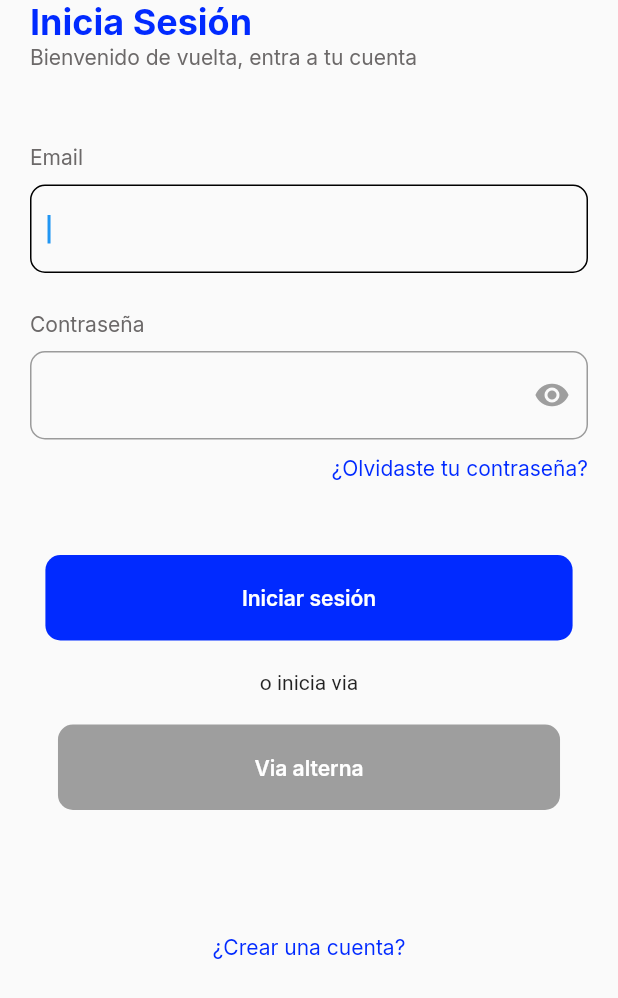
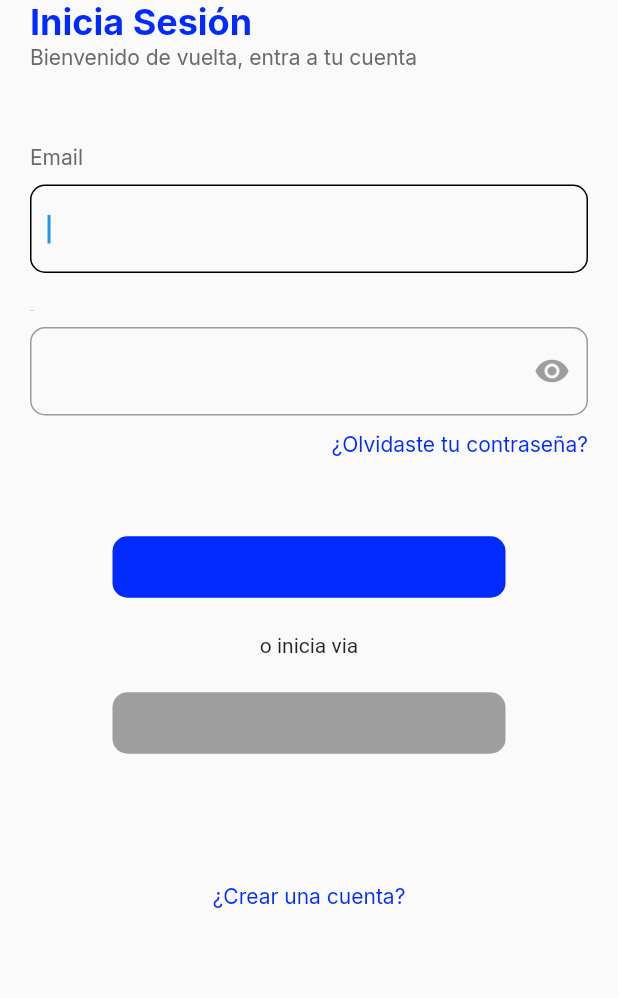
Before and after one commit to OmarGabrielRamirez/mstogo_app, a Flutter app: the LoginPage screen opened by its route, on a phone screen of 412 x 824 dp. Shown: the top 998 px of the screen. Run offline on Flutter 3.47's test engine with Material 2 defaults, Android fonts, the phone set to English and light mode, and no system bars; our stand-ins replace get, get_storage, google_fonts; accounts and stored records are empty.

Commit message:
Creando la nueva rama dev

```diff
--- a/lib/responsive.dart
+++ b/lib/responsive.dart
@@ -2,9 +2,9 @@ import 'package:flutter/material.dart';
 import "dart:math" as math;
 
 class Responsive {
-  var _width;
-  var _height;
-  var _diagonal;
+  var _width = 0.0;
+  var _height = 0.0;
+  var _diagonal = 0.0;
   bool? _isTablet;
 
   double get width => _width;
--- a/lib/screens/buttons_demo_page.dart
+++ b/lib/screens/buttons_demo_page.dart
@@ -4,7 +4,7 @@ import 'package:mining_solutions/widgets/button_model.dart';
 
 import '../theme.dart';
 
-class HomePage extends StatelessWidget {
+class FirstDemoPage extends StatelessWidget {
   @override
   Widget build(BuildContext context) {
     return Scaffold(
--- a/lib/screens/login_page.dart
+++ b/lib/screens/login_page.dart
@@ -49,7 +49,7 @@ class _LoginPageState extends State<LoginPage> {
                 ),
                 Text(
                   "Contraseña",
-                  style: subtitleLoginTextStyle,
+                  style: TextStyle(fontSize: size.aspectRatio),
                 ),
                 SizedBox(
                   height: 10,
--- a/lib/screens/textfields_demo_page.dart
+++ b/lib/screens/textfields_demo_page.dart
@@ -1,8 +1,8 @@
 import 'package:flutter/material.dart';
 import 'package:mining_solutions/widgets/text_model.dart';
 
-class SecondPage extends StatelessWidget {
-  const SecondPage({Key? key}) : super(key: key);
+class SecondDemoPage extends StatelessWidget {
+  const SecondDemoPage({Key? key}) : super(key: key);
 
   @override
   Widget build(BuildContext context) {
--- a/lib/theme.dart
+++ b/lib/theme.dart
@@ -9,6 +9,7 @@ const Color yellowClr = Color(0xFFFFA901);
 const Color white = Colors.white;
 const Color primaryClr = Color(0xFF012AFF);
 Color? darkHeaderClr = Colors.grey[800];
+double fontSize = 0;
 
 class Themes {
   static final light = ThemeData(
@@ -25,7 +26,7 @@ class Themes {
 
 TextStyle get titleTextStyle {
   return GoogleFonts.inter(
-      fontSize: 26.0,
+      fontSize: fontSize,
       fontWeight: FontWeight.w600,
       color: Get.isDarkMode ? Colors.white : Colors.black);
 }
@@ -35,7 +36,8 @@ TextStyle get bodyTextStyle {
 }
 
 TextStyle get buttonTextStyle {
-  return GoogleFonts.inter(color: Colors.white, fontWeight: FontWeight.w600);
+  return GoogleFonts.inter(
+      color: Colors.white, fontWeight: FontWeight.w600, fontSize: fontSize);
 }
 
 TextStyle get loginTextStyle {
```
Also changed, not shown: lib/main.dart (+5 -3 lines), lib/screens/home_page.dart (added, +11 -0 lines), lib/widgets/bottonNavigatorBar.dart (added, +25 -0 lines), pubspec.yaml (+4 -12 lines), pubspec.lock.
